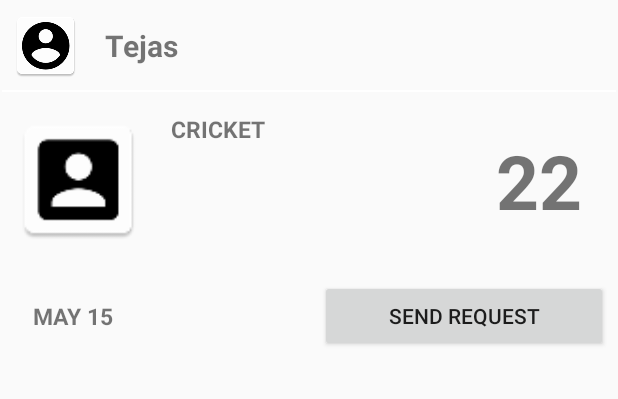
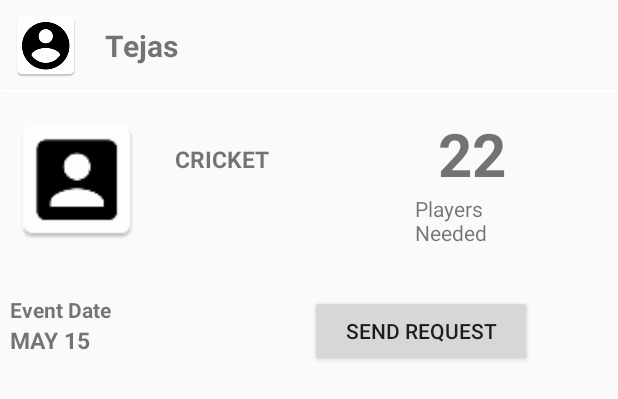
Before and after one commit to yashkpatel/teamspotter, an Android app: the layout layout_listview.xml on its own in the app's theme, with its tools: preview values and no code run, on a phone screen of 412 x 824 dp. Shown: the top 399 px of the screen. Run offline under Robolectric (Android 15) with nearby library versions, the phone set to English and light mode, and no system bars.

Commit message:
Label Names edited according to activities.. "Event date" and "players needed" added in one activity.. Settings has been removed from menu..

```diff
--- a/app/src/main/AndroidManifest.xml
+++ b/app/src/main/AndroidManifest.xml
@@ -15,22 +15,29 @@
 
 
 
-        <activity android:name=".MainActivity">
+        <activity android:name=".MainActivity"
+            android:label="Sign Up">
+
             <intent-filter>
                 <action android:name="android.intent.action.MAIN" />
 
                 <category android:name="android.intent.category.LAUNCHER" />
             </intent-filter>
         </activity>
-        <activity android:name=".LoginActivity" />
-        <activity android:name=".send" />
+        <activity android:name=".LoginActivity"
+            android:label="Log In"/>
+        <activity android:name=".send"
+            android:label="Post Team"/>
         <activity
             android:name=".ProfileActivity"
-            android:label="@string/title_activity_profile"
+            android:label="@string/app_name"
             android:theme="@style/AppTheme.NoActionBar" />
-        <activity android:name=".EditProfile"></activity>
+        <activity android:name=".EditProfile"
+            android:label="Edit Profile"></activity>
 
         <activity android:name=".userProfile" />
+
+
 
     </application>
 
--- a/app/src/main/res/layout/layout_listview.xml
+++ b/app/src/main/res/layout/layout_listview.xml
@@ -29,8 +29,8 @@
             android:id="@+id/txt_user"
             android:layout_height="match_parent"
             android:textSize="20dp"
-            android:layout_width="0dp"
-            android:layout_weight="2"
+            android:layout_width="wrap_content"
+            android:layout_weight="1.16"
             android:gravity="left|center"
             android:fontFamily="sans-serif"
             android:textStyle="bold"
@@ -38,6 +38,10 @@
             android:lines="1"
 
             />
+
+
+
+
     </LinearLayout>
 
     <View
@@ -51,12 +55,12 @@
         android:id="@+id/content"
         android:layout_alignParentRight="true"
         android:layout_below="@+id/username"
-        android:layout_height="wrap_content"
+        android:layout_height="115dp"
         android:layout_width="match_parent"
         android:weightSum="8"
         android:orientation="horizontal"
         android:layout_margin="5dp"
-        android:paddingBottom="5dp"
+
         android:paddingTop="10dp"
         >
 
@@ -64,8 +68,8 @@
         <ImageView
             android:id="@+id/sportimg"
             android:layout_height="90dp"
-            android:layout_width="0dp"
-            android:layout_weight="2"
+            android:layout_width="90dp"
+
             android:src="@mipmap/ic_img_icon"
             />
         <TextView
@@ -75,25 +79,46 @@
             android:textAllCaps="true"
             android:id="@+id/txt_game"
             android:layout_height="match_parent"
-            android:layout_width="0dp"
-            android:layout_weight="4"
+            android:layout_width="180dp"
+            android:padding="20dp"
+
             android:gravity="top"
-            android:layout_marginLeft="15dp"
+
 
             />
+
+        <RelativeLayout
+            android:layout_width="80dp"
+            android:layout_height="90dp"
+            android:layout_marginRight="10dp"
+            >
+
             <TextView
                 android:id="@+id/need"
+                android:layout_width="wrap_content"
+                android:layout_height="wrap_content"
+                android:layout_marginLeft="15dp"
+                android:gravity="center"
                 android:text="22"
-            android:textSize="50dp"
+                android:textSize="40dp"
                 android:textStyle="bold"
-            android:layout_height="match_parent"
-            android:layout_width="0dp"
-            android:layout_weight="2"
-            android:gravity="center"
-            android:layout_marginLeft="15dp"
+
                 />
 
+            <TextView
+                android:layout_width="wrap_content"
+                android:layout_height="wrap_content"
+                android:layout_below="@+id/need"
+
+                android:text="Players Needed"
+                />
+
+        </RelativeLayout>
+
+
     </LinearLayout>
+
+
     <LinearLayout
         android:id="@+id/btn"
         android:layout_alignParentRight="true"
@@ -107,28 +132,41 @@
         android:weightSum="4"
         >
 
+        <RelativeLayout
+            android:layout_width="200dp"
+            android:layout_height="wrap_content"
+            android:id="@+id/layout_btn">
+
+            <TextView
+                android:layout_width="100dp"
+                android:layout_height="wrap_content"
+                android:id="@+id/tv_time"
+                android:text="Event Date"
+                android:textStyle="bold"/>
+
             <TextView
                 android:text="May 15"
                 android:textSize="15dp"
                 android:textStyle="bold"
                 android:textAllCaps="true"
                 android:id="@+id/time"
+                android:layout_below="@+id/tv_time"
                 android:layout_height="wrap_content"
-            android:layout_width="0dp"
+                android:layout_width="100dp"
                 android:gravity="top"
                 android:layout_gravity="center"
-            android:layout_weight="2"
-            android:layout_marginLeft="15dp"
 
                 />
+        </RelativeLayout>
+
+
         <Button
             android:id="@+id/send"
-            android:layout_width="0dp"
+            android:layout_width="wrap_content"
             android:layout_height="wrap_content"
-            android:text="SEND REQUEST"
             android:layout_gravity="right"
-            android:layout_weight="2"
-            />
+            android:layout_weight="1.27"
+            android:text="SEND REQUEST" />
 
     </LinearLayout>
 
--- a/app/src/main/res/menu/menu_profile.xml
+++ b/app/src/main/res/menu/menu_profile.xml
@@ -2,11 +2,7 @@
     xmlns:app="http://schemas.android.com/apk/res-auto"
     xmlns:tools="http://schemas.android.com/tools"
     tools:context="com.example.tejaspatel.log.ProfileActivity">
-    <item
-        android:id="@+id/action_settings"
-        android:orderInCategory="100"
-        android:title="@string/action_settings"
-        app:showAsAction="never" />
+
     <item
         android:id="@+id/action_logout"
         android:orderInCategory="100"
--- a/app/src/main/res/values/strings.xml
+++ b/app/src/main/res/values/strings.xml
@@ -1,5 +1,5 @@
 <resources>
-    <string name="app_name">log</string>
+    <string name="app_name">Team Spotter</string>
     <string name="title_activity_profile">ProfileActivity</string>
     <string name="action_settings">Settings</string>
     <string name="section_format">Hello World from section: %1$d</string>
```
Lines whose indentation alone changed are shown as unchanged.
